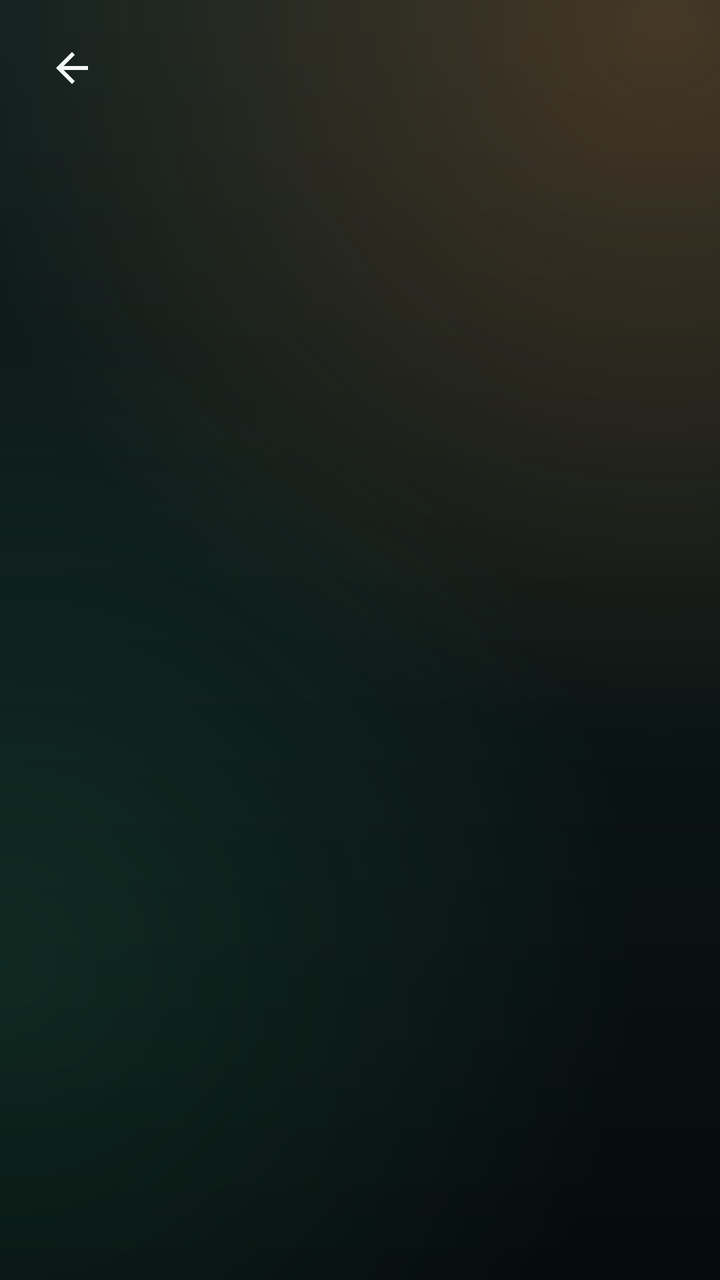
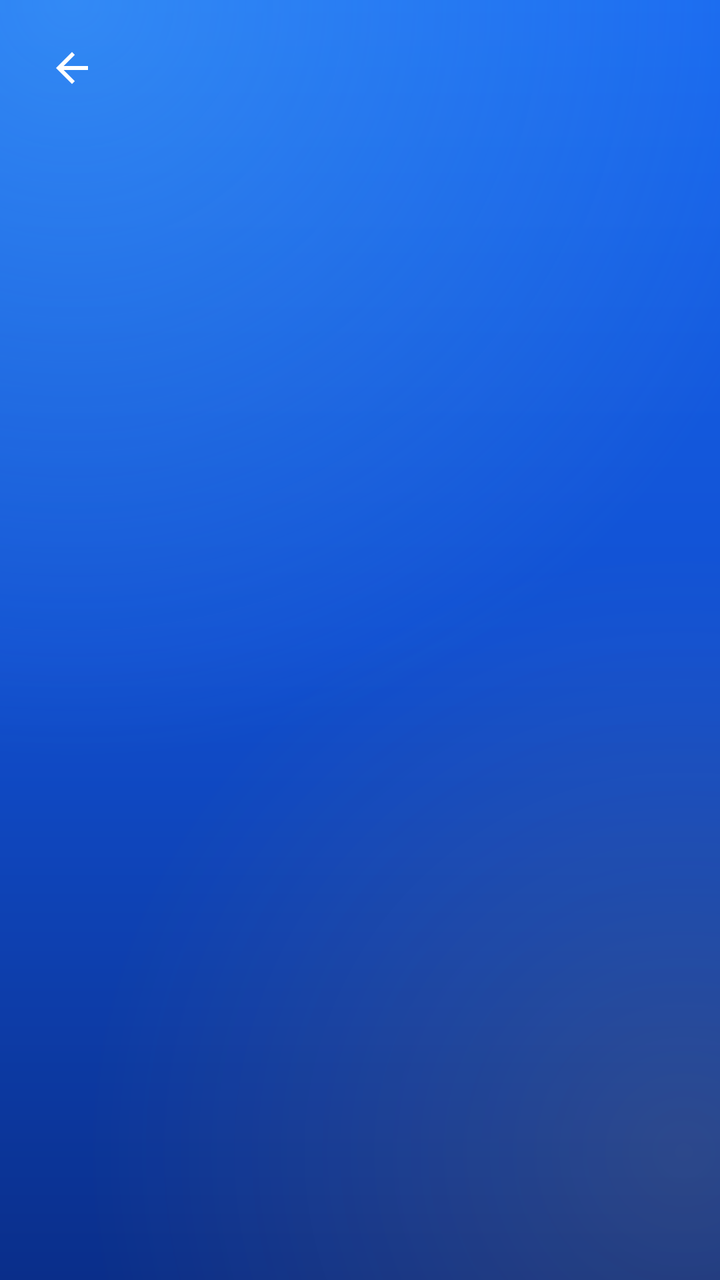

Before-and-after screenshots of an Android layout around one commit, followed by the original layout XML and the change that was made.
<!-- AndroidManifest.xml: application theme Theme.VoiceBuddy -->
<!-- res/layout/activity_info.xml -->
<?xml version="1.0" encoding="utf-8"?>
<ScrollView xmlns:android="http://schemas.android.com/apk/res/android"
    android:layout_width="match_parent"
    android:layout_height="match_parent"
    android:fillViewport="true"
    android:overScrollMode="never"
    android:scrollbars="none">

    <LinearLayout
        android:layout_width="match_parent"
        android:layout_height="wrap_content"
        android:orientation="vertical"
        android:paddingStart="12dp"
        android:paddingTop="10dp"
        android:paddingEnd="12dp"
        android:paddingBottom="32dp">

        <LinearLayout
            android:layout_width="match_parent"
            android:layout_height="wrap_content"
            android:gravity="center_vertical"
            android:orientation="horizontal">

            <ImageButton
                android:id="@+id/backButton"
                android:layout_width="48dp"
                android:layout_height="48dp"
                android:background="?android:attr/selectableItemBackgroundBorderless"
                android:contentDescription="Back"
                android:padding="12dp"
                android:src="@drawable/ic_back"
                android:tint="@color/text" />

            <TextView
                android:id="@+id/infoTitle"
                android:layout_width="0dp"
                android:layout_height="wrap_content"
                android:layout_marginStart="4dp"
                android:layout_weight="1"
                android:fontFamily="sans-serif-black"
                android:textColor="@color/text"
                android:textSize="22sp" />
        </LinearLayout>

        
        <LinearLayout
            android:id="@+id/contactCard"
            android:layout_width="match_parent"
            android:layout_height="wrap_content"
            android:layout_marginStart="8dp"
            android:layout_marginTop="16dp"
            android:layout_marginEnd="8dp"
            android:background="@drawable/card_surface"
            android:orientation="vertical"
            android:padding="18dp"
            android:visibility="gone">

            <ImageView
                android:layout_width="44dp"
                android:layout_height="44dp"
                android:background="@drawable/mic_orb"
                android:importantForAccessibility="no"
                android:padding="11dp"
                android:src="@drawable/ic_mail" />

            <TextView
                android:layout_width="wrap_content"
                android:layout_height="wrap_content"
                android:layout_marginTop="14dp"
                android:text="Email"
                android:textColor="@color/muted"
                android:textSize="13sp" />

            <TextView
                android:id="@+id/contactEmail"
                android:layout_width="wrap_content"
                android:layout_height="wrap_content"
                android:layout_marginTop="2dp"
                android:fontFamily="sans-serif-medium"
                android:textColor="@color/text"
                android:textIsSelectable="true"
                android:textSize="18sp" />

            <LinearLayout
                android:layout_width="match_parent"
                android:layout_height="wrap_content"
                android:layout_marginTop="16dp"
                android:orientation="horizontal">

                <TextView
                    android:id="@+id/emailButton"
                    android:layout_width="0dp"
                    android:layout_height="wrap_content"
                    android:layout_weight="1"
                    android:background="@drawable/button_accent"
                    android:foreground="?android:attr/selectableItemBackground"
                    android:fontFamily="sans-serif-medium"
                    android:gravity="center"
                    android:paddingTop="12dp"
                    android:paddingBottom="12dp"
                    android:text="Email bhejo"
                    android:textColor="#FF1A0C03"
                    android:textSize="15sp" />

                <TextView
                    android:id="@+id/copyButton"
                    android:layout_width="wrap_content"
                    android:layout_height="wrap_content"
                    android:layout_marginStart="10dp"
                    android:background="@drawable/chip"
                    android:foreground="?android:attr/selectableItemBackground"
                    android:gravity="center"
                    android:paddingStart="18dp"
                    android:paddingTop="12dp"
                    android:paddingEnd="18dp"
                    android:paddingBottom="12dp"
                    android:text="Copy"
                    android:textColor="@color/text"
                    android:textSize="15sp" />
            </LinearLayout>
        </LinearLayout>

        <TextView
            android:id="@+id/infoBody"
            android:layout_width="match_parent"
            android:layout_height="wrap_content"
            android:layout_marginTop="16dp"
            android:lineSpacingExtra="4dp"
            android:paddingStart="8dp"
            android:paddingEnd="8dp"
            android:textColor="@color/text"
            android:textIsSelectable="true"
            android:textSize="14sp" />
    </LinearLayout>
</ScrollView>
<!-- resources referenced by this layout -->
<resources>
  <color name="muted">#FF8EA5A2</color>
  <color name="text">#FFF2F7F6</color>
  <!-- drawable button_accent (drawable) -->
  <shape xmlns:android="http://schemas.android.com/apk/res/android" android:shape="rectangle">
      <corners android:radius="999dp" />
      <gradient android:angle="315" android:startColor="#FFFF6A2B" android:endColor="#FFFFB547" />
  </shape>
  <!-- drawable card_surface (drawable) -->
  <shape xmlns:android="http://schemas.android.com/apk/res/android" android:shape="rectangle">
      <corners android:radius="20dp" />
      <solid android:color="#CC142224" />
      <stroke android:width="1dp" android:color="#FF22373A" />
  </shape>
  <!-- drawable chip (drawable) -->
  <shape xmlns:android="http://schemas.android.com/apk/res/android" android:shape="rectangle">
      <corners android:radius="999dp" />
      <solid android:color="#FF1A2C2F" />
      <stroke android:width="1dp" android:color="#FF2B4447" />
  </shape>
  <!-- drawable ic_back (drawable) -->
  <vector xmlns:android="http://schemas.android.com/apk/res/android"
      android:width="24dp" android:height="24dp"
      android:viewportWidth="24" android:viewportHeight="24">
      <path android:fillColor="#FFFFFFFF"
          android:pathData="M20,11H7.83l5.59,-5.59L12,4l-8,8 8,8 1.41,-1.41L7.83,13H20v-2z" />
  </vector>
  <!-- drawable ic_mail (drawable) -->
  <vector xmlns:android="http://schemas.android.com/apk/res/android"
      android:width="24dp" android:height="24dp"
      android:viewportWidth="24" android:viewportHeight="24">
      <path android:fillColor="#FFFFFFFF"
          android:pathData="M20,4H4c-1.1,0 -1.99,0.9 -1.99,2L2,18c0,1.1 0.9,2 2,2h16c1.1,0 2,-0.9 2,-2V6c0,-1.1 -0.9,-2 -2,-2zM20,8l-8,5 -8,-5V6l8,5 8,-5v2z" />
  </vector>
  <!-- drawable mic_orb (drawable) -->
  <layer-list xmlns:android="http://schemas.android.com/apk/res/android">
      <item>
          <shape android:shape="oval">
              <gradient android:angle="315" android:startColor="#FFFF6A2B" android:endColor="#FFFFB547" />
          </shape>
      </item>
      <item android:bottom="2dp" android:left="2dp" android:right="2dp" android:top="2dp">
          <shape android:shape="oval">
              <stroke android:width="1dp" android:color="#55FFFFFF" />
          </shape>
      </item>
  </layer-list>
  <style name="Theme.VoiceBuddy" parent="Theme.Material3.Dark.NoActionBar">
          <item name="colorPrimary">@color/accent</item>
          <item name="colorAccent">@color/accent</item>
          <item name="android:windowBackground">@drawable/bg_app</item>
          <item name="android:statusBarColor">#FF10201F</item>
          <item name="android:navigationBarColor">#FF060B0C</item>
          <item name="android:windowLightStatusBar">false</item>
      </style>
  <color name="accent">#FFFF8A3D</color>
  <!-- drawable bg_app (drawable) -->
  <layer-list xmlns:android="http://schemas.android.com/apk/res/android">
      <item>
          <shape android:shape="rectangle">
              <gradient android:angle="270" android:startColor="#FF10201F" android:endColor="#FF060B0C" />
          </shape>
      </item>
      <item>
          <shape android:shape="rectangle">
              <gradient android:type="radial" android:centerX="0.92" android:centerY="0.02"
                  android:gradientRadius="360dp" android:startColor="#38FF8A3D" android:endColor="#00FF8A3D" />
          </shape>
      </item>
      <item>
          <shape android:shape="rectangle">
              <gradient android:type="radial" android:centerX="0.0" android:centerY="0.75"
                  android:gradientRadius="320dp" android:startColor="#1F3DDC97" android:endColor="#003DDC97" />
          </shape>
      </item>
  </layer-list>
</resources>

<!-- the commit's change to res/layout/activity_info.xml (unified diff, before → after) -->
@@ -61,7 +61,8 @@
                 android:background="@drawable/mic_orb"
                 android:importantForAccessibility="no"
                 android:padding="11dp"
-                android:src="@drawable/ic_mail" />
+                android:src="@drawable/ic_mail"
+                android:tint="#FF1257E0" />
 
             <TextView
                 android:layout_width="wrap_content"
@@ -99,7 +100,7 @@
                     android:paddingTop="12dp"
                     android:paddingBottom="12dp"
                     android:text="Email bhejo"
-                    android:textColor="#FF1A0C03"
+                    android:textColor="@color/gold_dark"
                     android:textSize="15sp" />
 
                 <TextView
<!-- resource entries referenced after the edit -->
@@ -1,23 +1,24 @@
 <!-- resources referenced by this layout -->
 <resources>
-  <color name="muted">#FF8EA5A2</color>
-  <color name="text">#FFF2F7F6</color>
+  <color name="gold_dark">#FF3A2500</color>
+  <color name="muted">#FFC4DCFF</color>
+  <color name="text">#FFFFFFFF</color>
   <!-- drawable button_accent (drawable) -->
   <shape xmlns:android="http://schemas.android.com/apk/res/android" android:shape="rectangle">
       <corners android:radius="999dp" />
-      <gradient android:angle="315" android:startColor="#FFFF6A2B" android:endColor="#FFFFB547" />
+      <gradient android:angle="270" android:startColor="#FFFFDB5C" android:endColor="#FFFFB300" />
   </shape>
   <!-- drawable card_surface (drawable) -->
   <shape xmlns:android="http://schemas.android.com/apk/res/android" android:shape="rectangle">
       <corners android:radius="20dp" />
-      <solid android:color="#CC142224" />
-      <stroke android:width="1dp" android:color="#FF22373A" />
+      <solid android:color="#1FFFFFFF" />
+      <stroke android:width="1dp" android:color="#33FFFFFF" />
   </shape>
   <!-- drawable chip (drawable) -->
   <shape xmlns:android="http://schemas.android.com/apk/res/android" android:shape="rectangle">
       <corners android:radius="999dp" />
-      <solid android:color="#FF1A2C2F" />
-      <stroke android:width="1dp" android:color="#FF2B4447" />
+      <solid android:color="#1FFFFFFF" />
+      <stroke android:width="1dp" android:color="#38FFFFFF" />
   </shape>
   <!-- drawable ic_back (drawable) -->
   <vector xmlns:android="http://schemas.android.com/apk/res/android"
@@ -37,12 +38,7 @@
   <layer-list xmlns:android="http://schemas.android.com/apk/res/android">
       <item>
           <shape android:shape="oval">
-              <gradient android:angle="315" android:startColor="#FFFF6A2B" android:endColor="#FFFFB547" />
-          </shape>
-      </item>
-      <item android:bottom="2dp" android:left="2dp" android:right="2dp" android:top="2dp">
-          <shape android:shape="oval">
-              <stroke android:width="1dp" android:color="#55FFFFFF" />
+              <gradient android:angle="270" android:startColor="#FFFFFFFF" android:endColor="#FFD6E8FF" />
           </shape>
       </item>
   </layer-list>
@@ -50,28 +46,29 @@
           <item name="colorPrimary">@color/accent</item>
           <item name="colorAccent">@color/accent</item>
           <item name="android:windowBackground">@drawable/bg_app</item>
-          <item name="android:statusBarColor">#FF10201F</item>
-          <item name="android:navigationBarColor">#FF060B0C</item>
+          <item name="android:statusBarColor">#FF1257E0</item>
+          <item name="android:navigationBarColor">#FF0A2E8A</item>
           <item name="android:windowLightStatusBar">false</item>
       </style>
-  <color name="accent">#FFFF8A3D</color>
+  <color name="accent">#FFFFC233</color>
   <!-- drawable bg_app (drawable) -->
   <layer-list xmlns:android="http://schemas.android.com/apk/res/android">
+      
       <item>
           <shape android:shape="rectangle">
-              <gradient android:angle="270" android:startColor="#FF10201F" android:endColor="#FF060B0C" />
+              <gradient android:angle="270" android:startColor="#FF1868F0" android:centerColor="#FF1150D2" android:endColor="#FF0A2E8A" />
           </shape>
       </item>
       <item>
           <shape android:shape="rectangle">
-              <gradient android:type="radial" android:centerX="0.92" android:centerY="0.02"
-                  android:gradientRadius="360dp" android:startColor="#38FF8A3D" android:endColor="#00FF8A3D" />
+              <gradient android:type="radial" android:centerX="0.1" android:centerY="0.0"
+                  android:gradientRadius="380dp" android:startColor="#5566CCFF" android:endColor="#0066CCFF" />
           </shape>
       </item>
       <item>
           <shape android:shape="rectangle">
-              <gradient android:type="radial" android:centerX="0.0" android:centerY="0.75"
-                  android:gradientRadius="320dp" android:startColor="#1F3DDC97" android:endColor="#003DDC97" />
+              <gradient android:type="radial" android:centerX="0.95" android:centerY="0.9"
+                  android:gradientRadius="300dp" android:startColor="#22FFC233" android:endColor="#00FFC233" />
           </shape>
       </item>
   </layer-list>
